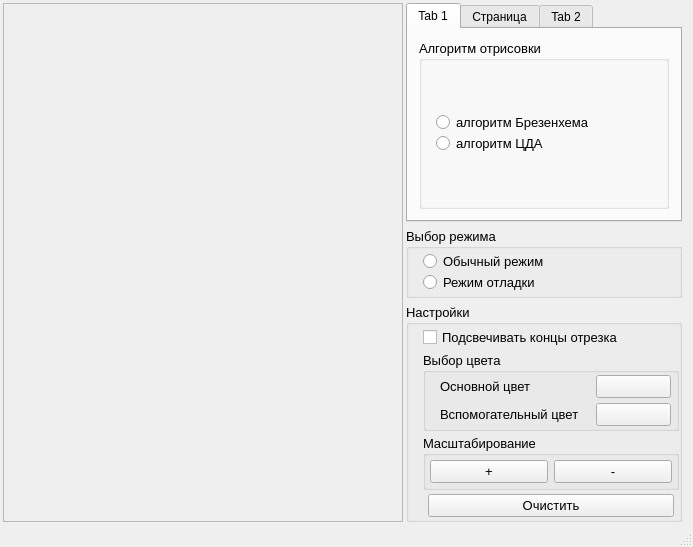
The window that mainwindow.ui (asvitenkov/GIIS) describes before a commit, drawn with Qt 5.
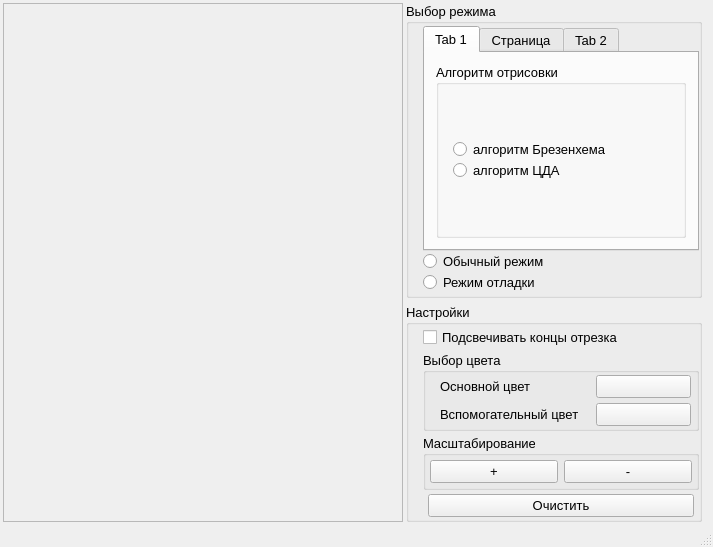
The same window after the commit.

```diff
--- a/mainwindow.ui
+++ b/mainwindow.ui
@@ -68,11 +68,45 @@
      </widget>
     </item>
     <item row="0" column="1">
-     <layout class="QVBoxLayout" name="sidePanel" stretch="0,0,0">
+     <layout class="QVBoxLayout" name="sidePanel" stretch="0,0">
       <property name="sizeConstraint">
        <enum>QLayout::SetMinimumSize</enum>
       </property>
       <item>
+       <widget class="QGroupBox" name="boxSelectMode">
+        <property name="maximumSize">
+         <size>
+          <width>320</width>
+          <height>16777215</height>
+         </size>
+        </property>
+        <property name="font">
+         <font>
+          <pointsize>10</pointsize>
+         </font>
+        </property>
+        <property name="title">
+         <string>Выбор режима</string>
+        </property>
+        <layout class="QGridLayout" name="gridLayout_7">
+         <property name="leftMargin">
+          <number>14</number>
+         </property>
+         <property name="topMargin">
+          <number>2</number>
+         </property>
+         <property name="rightMargin">
+          <number>0</number>
+         </property>
+         <property name="bottomMargin">
+          <number>2</number>
+         </property>
+         <item row="0" column="0">
+          <layout class="QVBoxLayout" name="verticalLayout_2">
+           <property name="spacing">
+            <number>0</number>
+           </property>
+           <item>
        <widget class="QTabWidget" name="tabWidget">
         <property name="currentIndex">
          <number>0</number>
@@ -168,40 +202,6 @@
         </widget>
        </widget>
       </item>
-      <item>
-       <widget class="QGroupBox" name="boxSelectMode">
-        <property name="maximumSize">
-         <size>
-          <width>320</width>
-          <height>16777215</height>
-         </size>
-        </property>
-        <property name="font">
-         <font>
-          <pointsize>10</pointsize>
-         </font>
-        </property>
-        <property name="title">
-         <string>Выбор режима</string>
-        </property>
-        <layout class="QGridLayout" name="gridLayout_7">
-         <property name="leftMargin">
-          <number>14</number>
-         </property>
-         <property name="topMargin">
-          <number>2</number>
-         </property>
-         <property name="rightMargin">
-          <number>0</number>
-         </property>
-         <property name="bottomMargin">
-          <number>2</number>
-         </property>
-         <item row="0" column="0">
-          <layout class="QVBoxLayout" name="verticalLayout_2">
-           <property name="spacing">
-            <number>0</number>
-           </property>
            <item>
             <widget class="QRadioButton" name="radioBtnDefaultMode">
              <property name="text">
```
Lines whose indentation alone changed are shown as unchanged.
